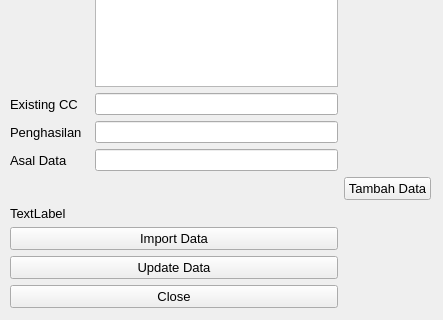
This is mainFiles/assets/ui/adminData.ui in NathanielClarence/telemarketingdb as Qt 5 draws it before an edit; both pictures show x 0 to 443 and y 233 to 553 of the 443 by 553 pixel window. The edited form follows.
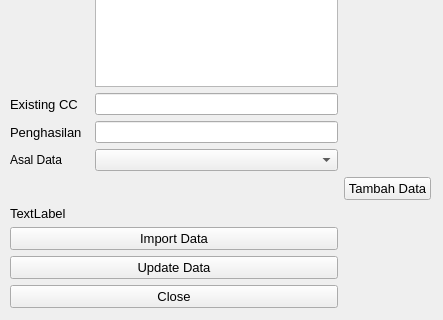
This is the edited form.

Commit message: Change from input text into combobox for source

Patch:
```diff
--- a/mainFiles/assets/ui/adminData.ui
+++ b/mainFiles/assets/ui/adminData.ui
@@ -260,25 +260,14 @@
        </widget>
       </item>
       <item row="8" column="0">
-       <widget class="QLabel" name="label_9">
-        <property name="font">
-         <font>
-          <pointsize>10</pointsize>
-         </font>
-        </property>
+       <widget class="QLabel" name="lbl_source">
         <property name="text">
          <string>Asal Data</string>
         </property>
        </widget>
       </item>
       <item row="8" column="1">
-       <widget class="QLineEdit" name="in_source">
-        <property name="font">
-         <font>
-          <pointsize>9</pointsize>
-         </font>
-        </property>
-       </widget>
+       <widget class="QComboBox" name="cmb_source"/>
       </item>
      </layout>
     </item>
```
The commit also changes 2 other files.
